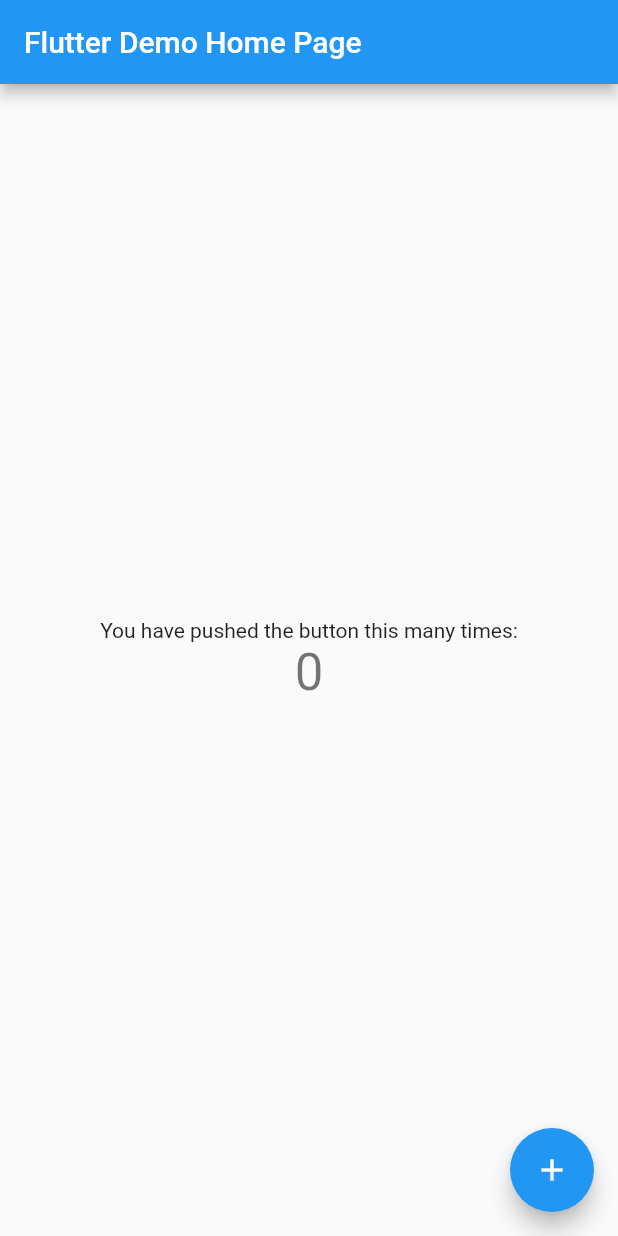
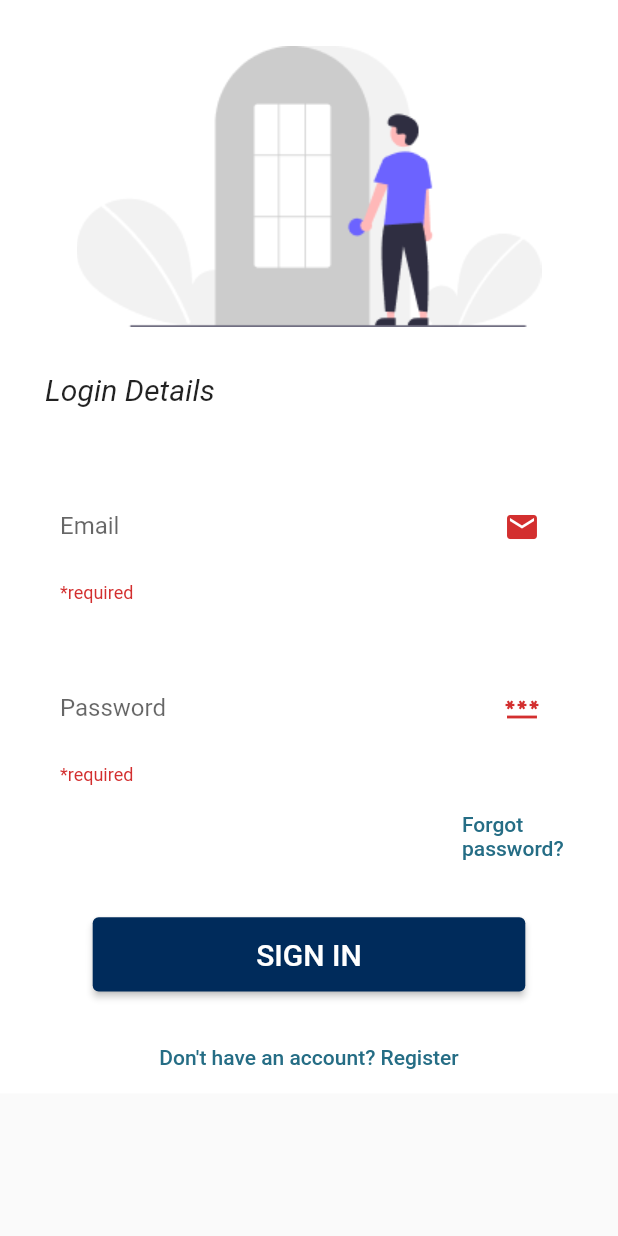
Before and after one commit to Cagdassrgl/WalkWin, a Flutter app: the screen it shows after launch, on a phone screen of 412 x 824 dp. Run offline on Flutter 3.47's test engine with Material 2 defaults, Android fonts, the light colour scheme and no system bars; our stand-ins replace cloud_firestore, firebase_auth, firebase_core, flutter_easyloading, fluttertoast, get; accounts and stored records are empty.

Commit message:
login & register

```diff
--- /dev/null
+++ b/lib/core/components/buttons/custom_button.dart
@@ -0,0 +1,28 @@
+import 'package:flutter/material.dart';
+import 'package:walk_win/core/constants/app_consts.dart';
+
+class CustomButton {
+  static Widget button(
+      {required Size size,
+      required String text,
+      required VoidCallback onPressed}) {
+    return ElevatedButton(
+      onPressed: onPressed,
+      style: ButtonStyle(
+        fixedSize: MaterialStatePropertyAll(
+          Size(size.width * 0.7, size.height * 0.06),
+        ),
+        backgroundColor: MaterialStatePropertyAll(
+          AppColor.buttonColor,
+        ),
+        alignment: Alignment.center,
+      ),
+      child: Text(
+        text,
+        style: const TextStyle(
+          fontSize: 20,
+        ),
+      ),
+    );
+  }
+}
--- /dev/null
+++ b/lib/core/components/customTextField/custom_text_form_field.dart
@@ -0,0 +1,71 @@
+import 'package:flutter/material.dart';
+
+// ignore: must_be_immutable
+class RadiusTextFormField extends StatelessWidget {
+  final String? hintText;
+  final Icon? icon;
+  TextEditingController? textEditingController;
+  final FormFieldValidator<String>? validator;
+  final bool obsecureText;
+  final VoidCallback? onTap;
+  final TextInputType? keyboardType;
+  final bool iconInfoisValid;
+  final EdgeInsetsGeometry padding;
+  RadiusTextFormField(
+      {Key? key,
+      required this.hintText,
+      required this.icon,
+      this.textEditingController,
+      this.validator,
+      this.obsecureText = false,
+      this.onTap,
+      this.keyboardType,
+      required this.iconInfoisValid,
+      required this.padding})
+      : super(key: key);
+
+  @override
+  Widget build(BuildContext context) {
+    return Container(
+      decoration: BoxDecoration(
+        boxShadow: [
+          BoxShadow(
+            color: Colors.grey.withOpacity(0.0),
+            spreadRadius: 1,
+            blurRadius: 10,
+          ),
+        ],
+        color: Colors.white,
+        borderRadius: const BorderRadius.all(
+          Radius.circular(
+            0,
+          ),
+        ),
+      ),
+      child: Padding(
+        padding: padding,
+        child: TextFormField(
+          autovalidateMode: AutovalidateMode.always,
+          onTap: onTap,
+          obscureText: obsecureText,
+          validator: validator,
+          controller: textEditingController,
+          keyboardType: keyboardType,
+          decoration: InputDecoration(
+            suffixIcon: icon,
+            hintText: hintText,
+            labelText: hintText,
+            border: InputBorder.none,
+            enabledBorder: const OutlineInputBorder(
+              borderRadius: BorderRadius.all(
+                Radius.circular(
+                  10,
+                ),
+              ),
+            ),
+          ),
+        ),
+      ),
+    );
+  }
+}
--- /dev/null
+++ b/lib/core/constants/app_consts.dart
@@ -0,0 +1,15 @@
+import 'package:flutter/material.dart';
+
+class AppColor {
+  static Color buttonColor = const Color.fromARGB(255, 0, 43, 91);
+  static Color textButtonColor = const Color.fromARGB(255, 37, 109, 133);
+}
+
+class FirebaseErrorCode {
+  static String network = "network-request-failed";
+  static String password = "wrong-password";
+  static String email = "invalid-email";
+  static String user = "user-not-found";
+  static String manyRequest = "too-many-requests";
+  static String emailAlreadyExists = "email-already-in-use";
+}
--- a/lib/main.dart
+++ b/lib/main.dart
@@ -1,6 +1,12 @@
+import 'package:firebase_core/firebase_core.dart';
 import 'package:flutter/material.dart';
+import 'package:flutter_easyloading/flutter_easyloading.dart';
+import 'package:get/get.dart';
+import 'package:walk_win/pages/splash/splash.dart';
 
-void main() {
+void main() async {
+  WidgetsFlutterBinding.ensureInitialized();
+  await Firebase.initializeApp();
   runApp(const MyApp());
 }
 
@@ -10,106 +16,14 @@
   // This widget is the root of your application.
   @override
   Widget build(BuildContext context) {
-    return MaterialApp(
-      title: 'Flutter Demo',
+    return GetMaterialApp(
+      debugShowCheckedModeBanner: false,
+      title: 'Walk Win',
       theme: ThemeData(
-        // This is the theme of your application.
-        //
-        // Try running your application with "flutter run". You'll see the
-        // application has a blue toolbar. Then, without quitting the app, try
-        // changing the primarySwatch below to Colors.green and then invoke
-        // "hot reload" (press "r" in the console where you ran "flutter run",
-        // or simply save your changes to "hot reload" in a Flutter IDE).
-        // Notice that the counter didn't reset back to zero; the application
-        // is not restarted.
         primarySwatch: Colors.blue,
       ),
-      home: const MyHomePage(title: 'Flutter Demo Home Page'),
+      home: const Splash(),
+      builder: EasyLoading.init(),
     );
   }
 }
-
-class MyHomePage extends StatefulWidget {
-  const MyHomePage({super.key, required this.title});
-
-  // This widget is the home page of your application. It is stateful, meaning
-  // that it has a State object (defined below) that contains fields that affect
-  // how it looks.
-
-  // This class is the configuration for the state. It holds the values (in this
-  // case the title) provided by the parent (in this case the App widget) and
-  // used by the build method of the State. Fields in a Widget subclass are
-  // always marked "final".
-
-  final String title;
-
-  @override
-  State<MyHomePage> createState() => _MyHomePageState();
-}
-
-class _MyHomePageState extends State<MyHomePage> {
-  int _counter = 0;
-
-  void _incrementCounter() {
-    setState(() {
-      // This call to setState tells the Flutter framework that something has
-      // changed in this State, which causes it to rerun the build method below
-      // so that the display can reflect the updated values. If we changed
-      // _counter without calling setState(), then the build method would not be
-      // called again, and so nothing would appear to happen.
-      _counter++;
-    });
-  }
-
-  @override
-  Widget build(BuildContext context) {
-    // This method is rerun every time setState is called, for instance as done
-    // by the _incrementCounter method above.
-    //
-    // The Flutter framework has been optimized to make rerunning build methods
-    // fast, so that you can just rebuild anything that needs updating rather
-    // than having to individually change instances of widgets.
-    return Scaffold(
-      appBar: AppBar(
-        // Here we take the value from the MyHomePage object that was created by
-        // the App.build method, and use it to set our appbar title.
-        title: Text(widget.title),
-      ),
-      body: Center(
-        // Center is a layout widget. It takes a single child and positions it
-        // in the middle of the parent.
-        child: Column(
-          // Column is also a layout widget. It takes a list of children and
-          // arranges them vertically. By default, it sizes itself to fit its
-          // children horizontally, and tries to be as tall as its parent.
-          //
-          // Invoke "debug painting" (press "p" in the console, choose the
-          // "Toggle Debug Paint" action from the Flutter Inspector in Android
-          // Studio, or the "Toggle Debug Paint" command in Visual Studio Code)
-          // to see the wireframe for each widget.
-          //
-          // Column has various properties to control how it sizes itself and
-          // how it positions its children. Here we use mainAxisAlignment to
-          // center the children vertically; the main axis here is the vertical
-          // axis because Columns are vertical (the cross axis would be
-          // horizontal).
-          mainAxisAlignment: MainAxisAlignment.center,
-          children: <Widget>[
-            const Text(
-              'You have pushed the button this many times:',
-            ),
-            Text(
-              '$_counter',
-              style: Theme.of(context).textTheme.headline4,
-            ),
-          ],
-        ),
-      ),
-      floatingActionButton: FloatingActionButton(
-        onPressed: _incrementCounter,
-        tooltip: 'Increment',
-        child: const Icon(Icons.add),
-      ), // This trailing comma makes auto-formatting nicer for build methods.
-    );
-  }
-}
--- /dev/null
+++ b/lib/pages/login/login_view.dart
@@ -0,0 +1,122 @@
+import 'package:flutter/material.dart';
+import 'package:get/get.dart';
+import 'package:walk_win/core/components/buttons/custom_button.dart';
+import 'package:walk_win/core/components/customTextField/custom_text_form_field.dart';
+import 'package:walk_win/core/constants/app_consts.dart';
+import 'package:walk_win/core/services/firebase_authentication.dart';
+import 'package:walk_win/pages/login/login_view_model.dart';
+import 'package:walk_win/pages/map/map_view.dart';
+import 'package:walk_win/pages/register/register_view.dart';
+
+final loginGlobalKey = GlobalKey<FormState>();
+
+class Login extends StatelessWidget {
+  const Login({super.key});
+
+  @override
+  Widget build(BuildContext context) {
+    LoginViewModel viewModel = Get.put(LoginViewModel());
+    Size size = MediaQuery.of(context).size;
+    FirebaseAuthService authService = FirebaseAuthService();
+
+    return Scaffold(
+      body: Container(
+        color: Colors.white,
+        child: Form(
+          key: loginGlobalKey,
+          child: Wrap(
+            children: [
+              Image.asset(
+                "assets/images/login_top.png",
+                width: double.infinity,
+              ),
+              const Padding(
+                padding: EdgeInsets.only(left: 30),
+                child: Text(
+                  "Login Details",
+                  style: TextStyle(
+                    fontSize: 20,
+                    fontStyle: FontStyle.italic,
+                  ),
+                ),
+              ),
+              RadiusTextFormField(
+                textEditingController: viewModel.email,
+                hintText: "Email",
+                validator: (value) {
+                  if (value!.isEmpty) {
+                    return '*required';
+                  }
+                  return null;
+                },
+                icon: const Icon(Icons.mail),
+                iconInfoisValid: true,
+                padding: const EdgeInsets.fromLTRB(40, 50, 40, 20),
+              ),
+              RadiusTextFormField(
+                validator: (value) {
+                  if (value!.isEmpty) {
+                    return '*required';
+                  }
+                  return null;
+                },
+                textEditingController: viewModel.password,
+                hintText: "Password",
+                obsecureText: true,
+                icon: const Icon(Icons.password),
+                iconInfoisValid: true,
+                padding: const EdgeInsets.fromLTRB(40, 20, 40, 10),
+              ),
+              Padding(
+                padding: const EdgeInsets.only(left: 300, bottom: 30),
+                child: TextButton(
+                  onPressed: () {},
+                  child: Text(
+                    "Forgot password?",
+                    style: TextStyle(
+                      color: AppColor.textButtonColor,
+                    ),
+                  ),
+                ),
+              ),
+              Center(
+                child: CustomButton.button(
+                  size: size,
+                  text: "SIGN IN",
+                  onPressed: () {
+                    if (!loginGlobalKey.currentState!.validate()) {
+                      return;
+                    }
+                    authService
+                        .signIn(viewModel.email.text, viewModel.password.text)
+                        .then((value) {
+                      if (value != null) {
+                        Get.offAll(const MapPage());
+                      }
+                    });
+                  },
+                ),
+              ),
+              Center(
+                child: Padding(
+                  padding: const EdgeInsets.fromLTRB(40, 20, 40, 0),
+                  child: TextButton(
+                    child: Text(
+                      "Don't have an account? Register",
+                      style: TextStyle(
+                        color: AppColor.textButtonColor,
+                      ),
+                    ),
+                    onPressed: () {
+                      Get.to(const Register());
+                    },
+                  ),
+                ),
+              ),
+            ],
+          ),
+        ),
+      ),
+    );
+  }
+}
--- /dev/null
+++ b/lib/pages/login/login_view_model.dart
@@ -0,0 +1,17 @@
+import 'package:flutter/cupertino.dart';
+import 'package:get/get.dart';
+import 'package:walk_win/core/services/firebase_authentication.dart';
+
+class LoginViewModel extends GetxController {
+  TextEditingController email = TextEditingController();
+  TextEditingController password = TextEditingController();
+  final FirebaseAuthService _authService = FirebaseAuthService();
+
+  void signIn() {
+    try {
+      _authService.signIn(email.text, password.text);
+    } catch (e) {
+      Get.snackbar("Error", e.toString());
+    }
+  }
+}
--- /dev/null
+++ b/lib/pages/register/register_view_model.dart
@@ -0,0 +1,9 @@
+import 'package:flutter/cupertino.dart';
+import 'package:get/get.dart';
+
+class RegisterViewModel extends GetxController {
+  TextEditingController name = TextEditingController();
+  TextEditingController surname = TextEditingController();
+  TextEditingController email = TextEditingController();
+  TextEditingController password = TextEditingController();
+}
```
Also changed, not shown: lib/core/services/firebase_authentication.dart (added, +89 -0 lines), lib/pages/register/register_view.dart (added, +123 -0 lines), lib/pages/splash/splash.dart (added, +36 -0 lines), pubspec.yaml (+9 -4 lines), assets/images/giphy.gif (added), assets/images/login_bottom.png (added), assets/images/login_top.png (added), assets/images/walking.gif (added), pubspec.lock, 3 other files.
